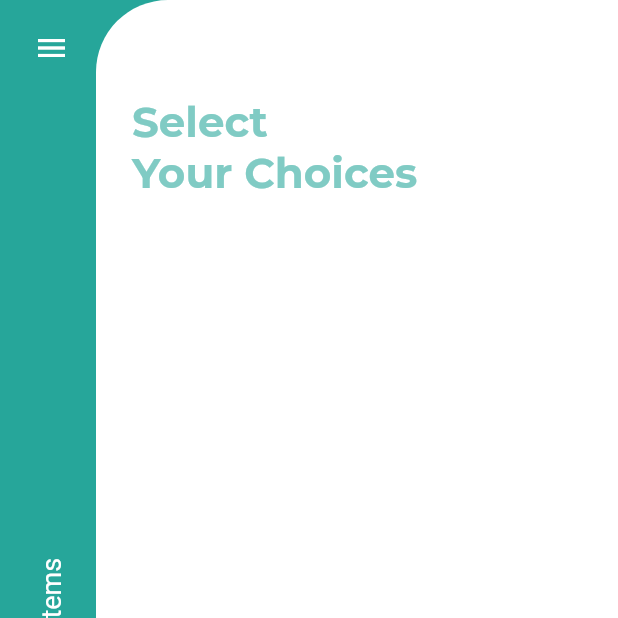
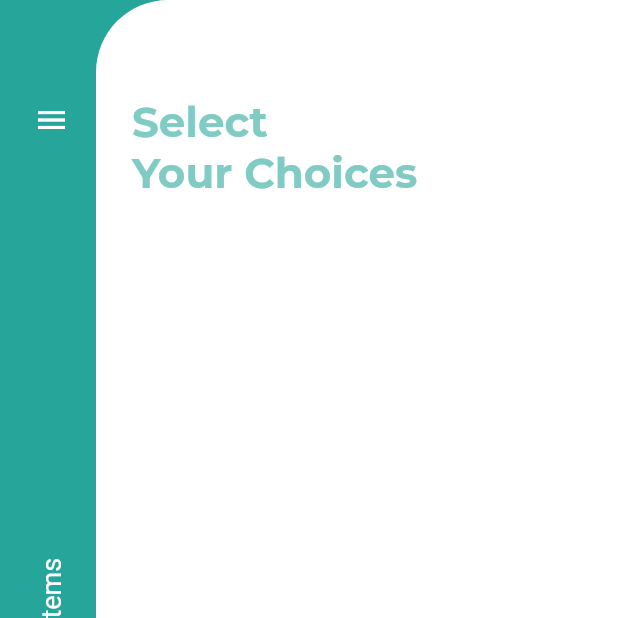
Before and after one commit to JAICHANGPARK/flutter_notebook_8th_story, a Flutter app: the screen it shows after launch, on a phone screen of 412 x 824 dp, the top half of it. Run offline on Flutter 3.47's test engine with Material 2 defaults, Android fonts, the phone set to English and light mode, and no system bars; our stand-ins replace badges, google_fonts.

Commit message:
Update food_main_page.dart

```diff
--- a/lib/ep566_food_delivery_app/food_main_page.dart
+++ b/lib/ep566_food_delivery_app/food_main_page.dart
@@ -27,7 +27,7 @@ class _FoodMainPageState extends State<FoodMainPage> {
                     Expanded(
                       flex: 2,
                       child: Padding(
-                        padding: const EdgeInsets.only(bottom: 64),
+                        padding: const EdgeInsets.only(bottom: 64, top: 48),
                         child: NavigationRail(
                           groupAlignment: 1,
                           labelType: NavigationRailLabelType.all,
```
